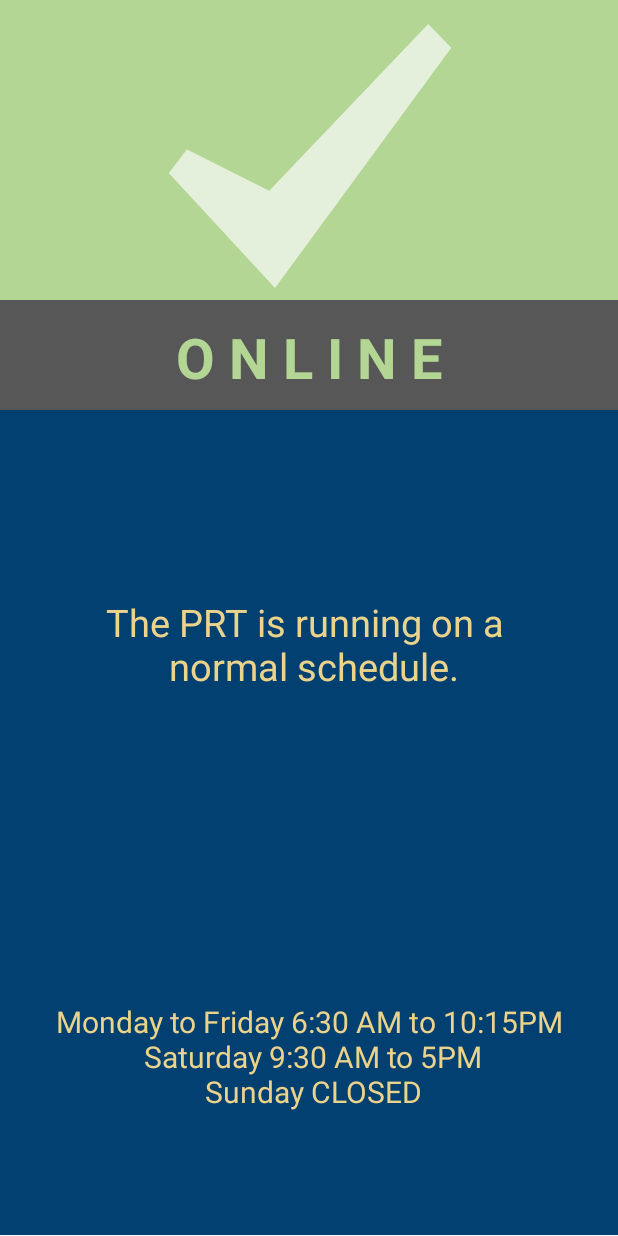
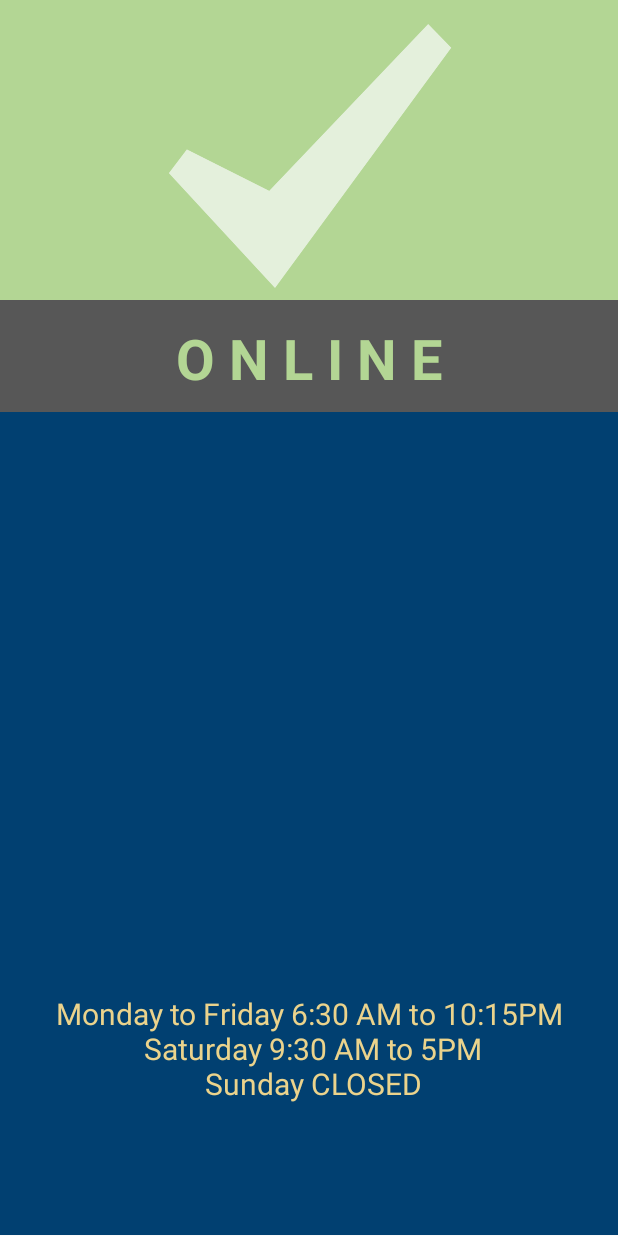
Before and after one commit to WVU-Mobile/WVU-Mobile-Android, an Android app: the layout prt_layout.xml on its own in the app's theme, with its tools: preview values and no code run, on a phone screen of 412 x 824 dp. Run offline under Robolectric (Android 15) with nearby library versions, the light colour scheme and no system bars.

Commit message:
PRT working

```diff
--- a/app/src/main/res/layout/prt_layout.xml
+++ b/app/src/main/res/layout/prt_layout.xml
@@ -50,7 +50,7 @@
             android:gravity="center"
             android:id="@+id/prt_schedule_background">
             <TextView
-                android:text="@string/PRT_normal"
+                android:text="@string/status"
                 android:textColor="@color/ColorGold"
                 android:layout_width="wrap_content"
                 android:layout_height="wrap_content"
@@ -58,7 +58,6 @@
                 android:gravity="center"
                 android:id="@+id/prt_schedule_text" />
         </TableRow>
-
         <TableRow
             android:background="@color/ColorPrimaryDark"
             android:layout_width="0px"
@@ -74,5 +73,4 @@
                 android:gravity="center"
                 android:id="@+id/prt_hours_text" />
         </TableRow>
-
     </TableLayout>
--- a/app/src/main/res/values/strings.xml
+++ b/app/src/main/res/values/strings.xml
@@ -18,5 +18,6 @@
     <string name="yield">Y I E L D</string>
     <string name="offline">O F F L I N E</string>
     <string name="PRT_normal">The PRT is running on a \n normal schedule.</string>
+    <string name="status"></string>
     <string name="PRT_hours">Monday to Friday 6:30 AM to 10:15PM\n Saturday 9:30 AM to 5PM\n Sunday CLOSED</string>
 </resources>
```
Also changed, not shown: app/src/main/java/wvumobile/wvumobile/prt_Fragment.java (+5 -3 lines), 2 other files.
